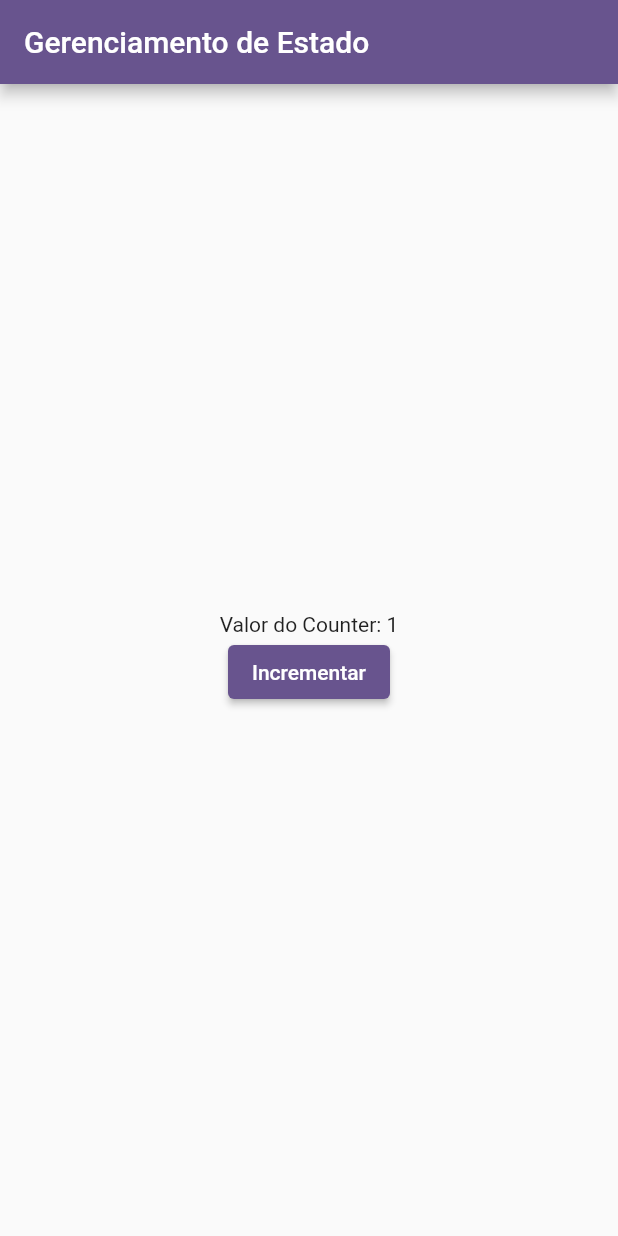
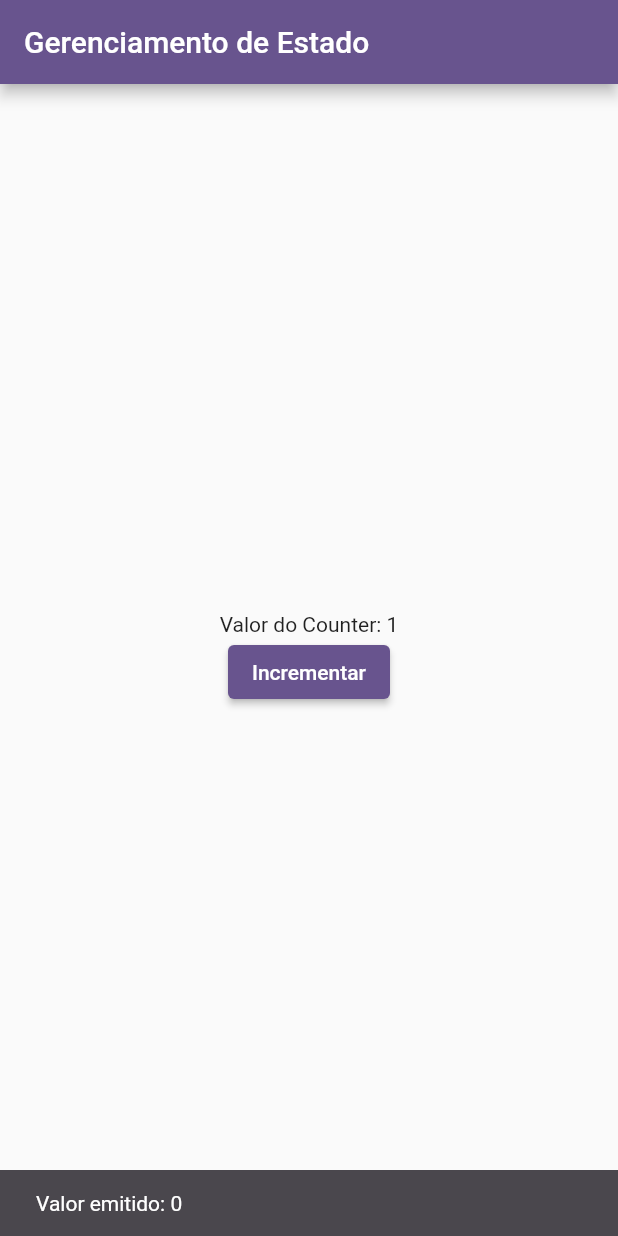
Before and after one commit to ericdiasblu/gerenciamento-estado-flutter, a Flutter app: the screen it shows after launch, after a tap on "Incrementar", on a phone screen of 412 x 824 dp. Run offline on Flutter 3.47's test engine with Material 3 defaults, Android fonts, the phone set to English and light mode, and no system bars.

```diff
--- a/lib/builders/stream_notifier_builder.dart
+++ b/lib/builders/stream_notifier_builder.dart
@@ -1,31 +1,52 @@
 import 'dart:async';
-
 import 'package:flutter/material.dart';
 import 'package:gerenciamento_estado/controllers/stream_notifier_imp.dart';
 
 class StreamNotifierBuilder<T> extends StatefulWidget {
-  const StreamNotifierBuilder({super.key, required this.streamNotifier, required this.builder});
+  const StreamNotifierBuilder({
+    super.key,
+    required this.streamNotifier,
+    required this.builder,
+    this.buildWhen,
+    this.listen,
+  });
 
   final StreamNotifier<T> streamNotifier;
   final Widget Function(BuildContext context, T state) builder;
+  final bool Function(T previous, T current)? buildWhen;
+  final void Function(BuildContext context, T state)? listen;
 
   @override
-  State<StreamNotifierBuilder<T>> createState() => _StreamNotifierBuilderState<T>();
+  State<StreamNotifierBuilder<T>> createState() =>
+      _StreamNotifierBuilderState<T>();
 }
 
 class _StreamNotifierBuilderState<T> extends State<StreamNotifierBuilder<T>> {
   late StreamSubscription<T>? _streamSubscription;
+  late T _state;
 
   @override
   void initState() {
-    _streamSubscription = widget.streamNotifier.stream.listen((newState) {
-      setState(() {});
+    _state = widget.streamNotifier.state;
+    _streamSubscription = widget.streamNotifier.stream.listen((newData) {
+      if (_shouldRebuild(_state, newData)) {
+        if (mounted) {
+          widget.listen?.call(context, _state);
+          setState(() {});
+        }
+      }
+      _state = newData;
     });
     super.initState();
   }
+
+  bool _shouldRebuild(T previous, T current) {
+    return widget.buildWhen?.call(previous, current) ?? true;
+  }
+
   @override
   Widget build(BuildContext context) {
-    return widget.builder(context, widget.streamNotifier.state);
+    return widget.builder(context, _state);
   }
 
   @override
--- a/lib/main.dart
+++ b/lib/main.dart
@@ -1,10 +1,6 @@
-import 'dart:async';
-
 import 'package:flutter/material.dart';
-import 'package:gerenciamento_estado/classes/counter_state.dart';
-import 'package:gerenciamento_estado/controllers/state_observable.dart';
+import 'package:gerenciamento_estado/builders/stream_notifier_builder.dart';
 import 'package:gerenciamento_estado/controllers/stream_notifier_imp.dart';
-import 'package:gerenciamento_estado/mixins/change_state_mixin.dart';
 
 void main() {
   runApp(const MyApp());
@@ -37,16 +33,6 @@ class MyHomePage extends StatefulWidget {
 class _MyHomePageState extends State<MyHomePage> {
   final _counterNotifier = StreamNotifier(0);
 
-  late StreamSubscription<int>? _streamSubscription;
-
-  @override
-  void initState() {
-    _streamSubscription = _counterNotifier.stream.listen((newState) {
-      if (mounted) setState(() {});
-    });
-    super.initState();
-  }
-
   @override
   Widget build(BuildContext context) {
     return Scaffold(
@@ -55,7 +41,18 @@ class _MyHomePageState extends State<MyHomePage> {
         child: Column(
           mainAxisAlignment: MainAxisAlignment.center,
           children: [
-            Text('Valor do Counter: ${_counterNotifier.state}'),
+            StreamNotifierBuilder(
+              listen: (context, state) {
+                ScaffoldMessenger.of(context).removeCurrentSnackBar();
+                ScaffoldMessenger.of(context).showSnackBar(
+                  SnackBar(content: Text('Valor emitido: $state')),
+                );
+              },
+              streamNotifier: _counterNotifier,
+              builder: (context, state) {
+                return Text('Valor do Counter: ${_counterNotifier.state}');
+              },
+            ),
             ElevatedButton(
               onPressed: () {
                 _counterNotifier.emit(_counterNotifier.state + 1);
@@ -67,10 +64,4 @@ class _MyHomePageState extends State<MyHomePage> {
       ),
     );
   }
-  @override
-  void dispose() {
-    _streamSubscription?.cancel();
-    _streamSubscription = null;
-    super.dispose();
-  }
 }
```
